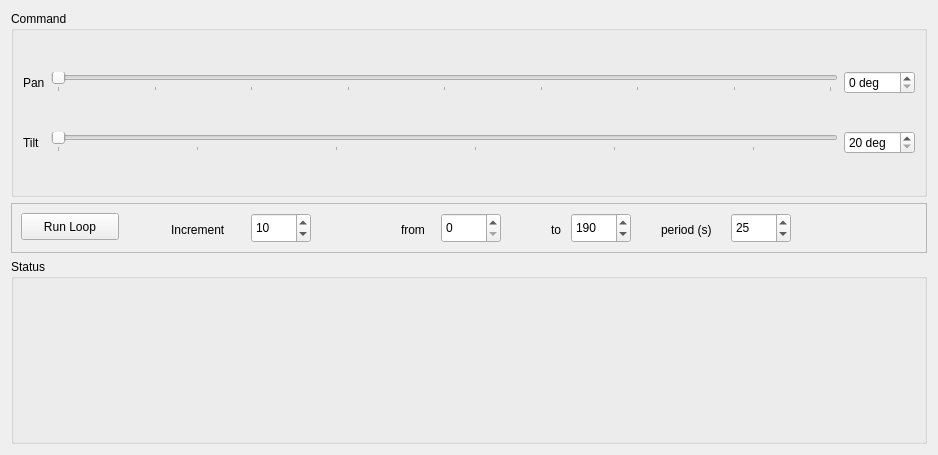
Above: scripts/cmd_status.ui from OpenLEAD/bundles-rosa before the change. Below: the same form after it.
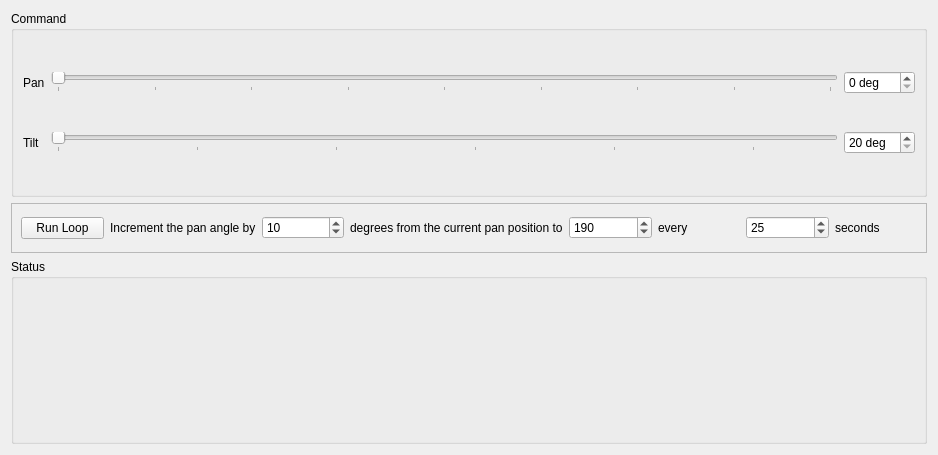
That is the form after the change.

Commit message: fix auto-scan for pan angle

Patch:
```diff
--- a/scripts/cmd_status.ui
+++ b/scripts/cmd_status.ui
@@ -127,15 +127,9 @@
      <property name="frameShadow">
       <enum>QFrame::Raised</enum>
      </property>
+     <layout class="QHBoxLayout" name="horizontalLayout">
+      <item>
      <widget class="QPushButton" name="runButton">
-      <property name="geometry">
-       <rect>
-        <x>10</x>
-        <y>10</y>
-        <width>98</width>
-        <height>27</height>
-       </rect>
-      </property>
       <property name="text">
        <string>Run Loop</string>
       </property>
@@ -143,15 +137,16 @@
        <bool>true</bool>
       </property>
      </widget>
-     <widget class="QSpinBox" name="increment">
-      <property name="geometry">
-       <rect>
-        <x>240</x>
-        <y>10</y>
-        <width>60</width>
-        <height>30</height>
-       </rect>
-      </property>
+      </item>
+      <item>
+       <widget class="QLabel" name="panSetLabel_2">
+        <property name="text">
+         <string>Increment the pan angle by</string>
+        </property>
+       </widget>
+      </item>
+      <item>
+       <widget class="QSpinBox" name="stepAngle">
       <property name="minimum">
        <number>-360</number>
       </property>
@@ -162,67 +157,16 @@
        <number>10</number>
       </property>
      </widget>
-     <widget class="QLabel" name="panSetLabel_2">
-      <property name="geometry">
-       <rect>
-        <x>160</x>
-        <y>10</y>
-        <width>71</width>
-        <height>34</height>
-       </rect>
-      </property>
-      <property name="text">
-       <string>Increment</string>
-      </property>
-     </widget>
-     <widget class="QLabel" name="panSetLabel_3">
-      <property name="geometry">
-       <rect>
-        <x>540</x>
-        <y>10</y>
-        <width>21</width>
-        <height>34</height>
-       </rect>
-      </property>
-      <property name="text">
-       <string>to</string>
-      </property>
-     </widget>
+      </item>
+      <item>
      <widget class="QLabel" name="panSetLabel_4">
-      <property name="geometry">
-       <rect>
-        <x>390</x>
-        <y>10</y>
-        <width>31</width>
-        <height>34</height>
-       </rect>
-      </property>
       <property name="text">
-       <string>from</string>
-      </property>
-     </widget>
-     <widget class="QSpinBox" name="startAngle">
-      <property name="geometry">
-       <rect>
-        <x>430</x>
-        <y>10</y>
-        <width>60</width>
-        <height>30</height>
-       </rect>
-      </property>
-      <property name="maximum">
-       <number>360</number>
-      </property>
-     </widget>
+         <string>degrees from the current pan position to</string>
+        </property>
+       </widget>
+      </item>
+      <item>
      <widget class="QSpinBox" name="endAngle">
-      <property name="geometry">
-       <rect>
-        <x>560</x>
-        <y>10</y>
-        <width>60</width>
-        <height>30</height>
-       </rect>
-      </property>
       <property name="maximum">
        <number>360</number>
       </property>
@@ -230,32 +174,29 @@
        <number>190</number>
       </property>
      </widget>
+      </item>
+      <item>
      <widget class="QLabel" name="panSetLabel_5">
-      <property name="geometry">
-       <rect>
-        <x>650</x>
-        <y>10</y>
-        <width>71</width>
-        <height>34</height>
-       </rect>
-      </property>
       <property name="text">
-       <string>period (s)</string>
-      </property>
-     </widget>
+         <string>every</string>
+        </property>
+       </widget>
+      </item>
+      <item>
      <widget class="QSpinBox" name="periodSample">
-      <property name="geometry">
-       <rect>
-        <x>720</x>
-        <y>10</y>
-        <width>60</width>
-        <height>30</height>
-       </rect>
-      </property>
       <property name="value">
        <number>25</number>
       </property>
      </widget>
+      </item>
+      <item>
+       <widget class="QLabel" name="panSetLabel_6">
+        <property name="text">
+         <string>seconds</string>
+        </property>
+       </widget>
+      </item>
+     </layout>
     </widget>
    </item>
    <item>
```
Lines whose indentation alone changed are shown as unchanged. The commit also changes 1 other file.
